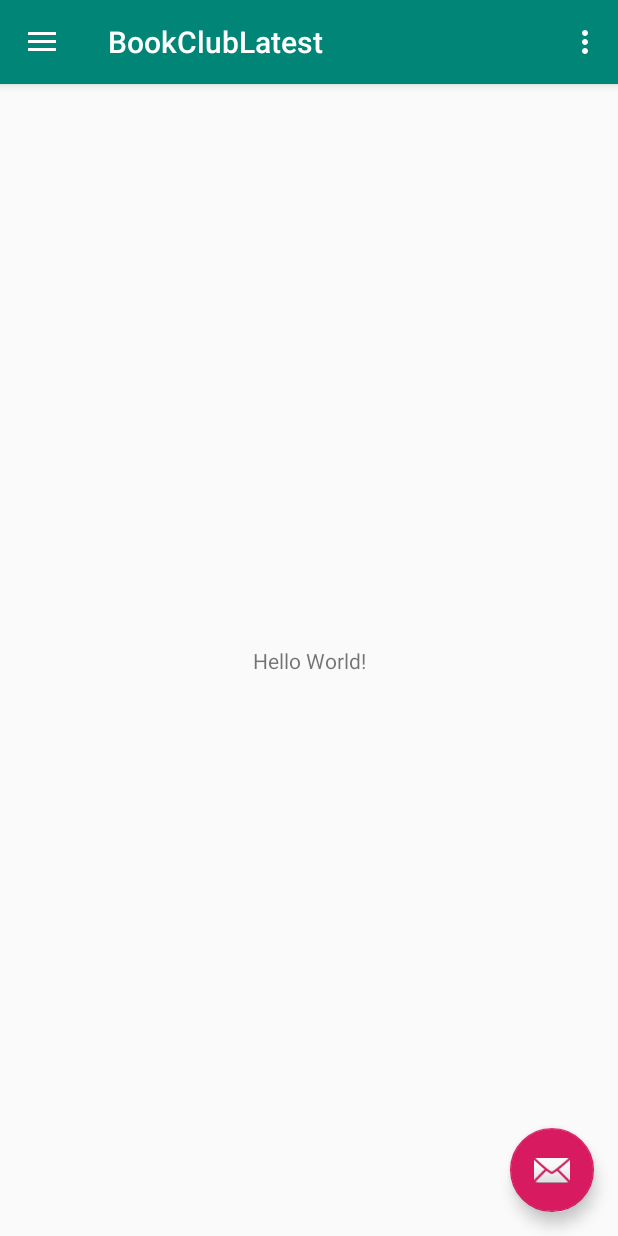
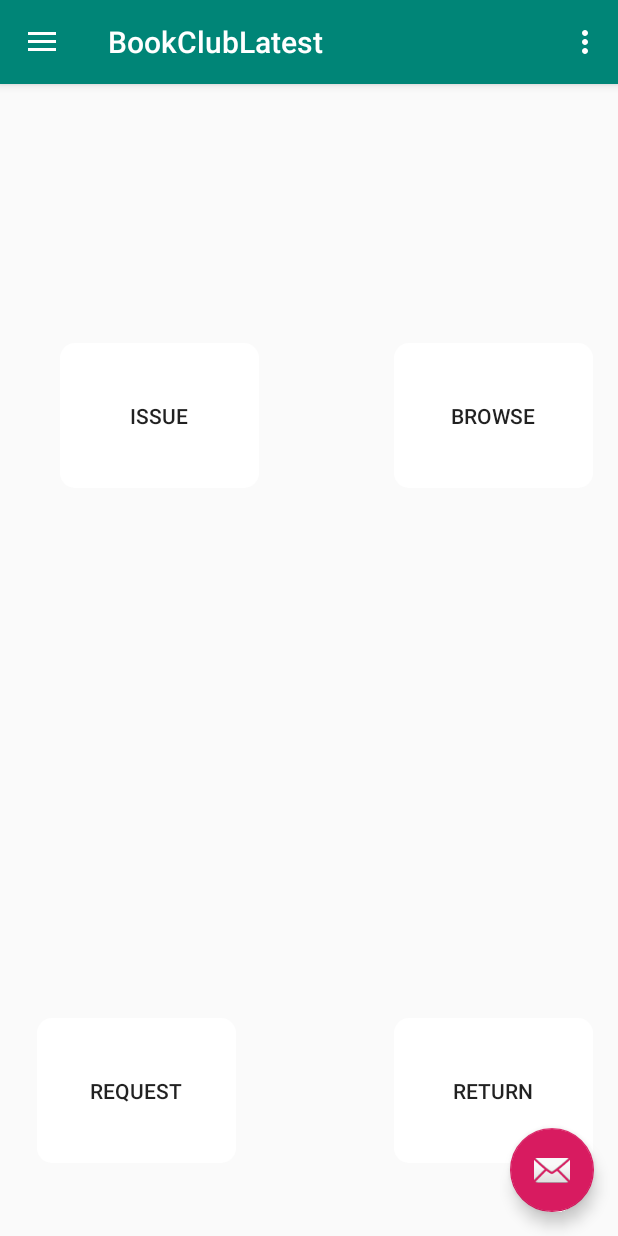
Before and after one commit to Sanketagarwal17/BookClubLatest, an Android app: the screen it shows after launch once a user with an empty profile is signed in (HomePageActivity), on a phone screen of 412 x 824 dp. Run offline under Robolectric (Android 15) with nearby library versions, the phone set to English and light mode, and no system bars; our stand-ins replace ButterKnife, Firebase (no records; nobody signed in at launch, a user with empty details on screens opened directly).

Commit message:
Authentication Done

```diff
--- a/app/src/main/AndroidManifest.xml
+++ b/app/src/main/AndroidManifest.xml
@@ -19,9 +19,10 @@
                 <category android:name="android.intent.category.LAUNCHER" />
             </intent-filter>
         </activity>
-
         <activity android:name=".HomePage.HomePageActivity" />
-        <activity android:name=".Authentication.SignUp.SignUpActivity"></activity>
+        <activity android:name=".Authentication.SignUp.SignUpActivity" />
+        <activity android:name=".Authentication.ForgetPassword.ForgetPasswordActivity" />
+        <activity android:name=".Authentication.ChangePassword.ChangePasswordActivity"></activity>
     </application>
 
 </manifest>
--- a/app/src/main/java/com/example/android/bookclublatest/Authentication/ForgetPassword/ForgetPassword.java
+++ /dev/null
@@ -1,4 +0,0 @@
-package com.example.android.bookclublatest.Authentication.ForgetPassword;
-
-public class ForgetPassword {
-}
--- a/app/src/main/java/com/example/android/bookclublatest/Authentication/Login/LoginActivity.java
+++ b/app/src/main/java/com/example/android/bookclublatest/Authentication/Login/LoginActivity.java
@@ -9,7 +9,7 @@ import android.widget.TextView;
 import android.widget.Toast;
 
 import com.example.android.bookclublatest.Admin.AdminActivity;
-import com.example.android.bookclublatest.Authentication.ForgetPassword.ForgetPassword;
+import com.example.android.bookclublatest.Authentication.ForgetPassword.ForgetPasswordActivity;
 import com.example.android.bookclublatest.Authentication.SignUp.SignUpActivity;
 import com.example.android.bookclublatest.Base.BaseActivity;
 import com.example.android.bookclublatest.BuildConfig;
@@ -118,7 +118,7 @@ public class LoginActivity extends BaseActivity implements LoginContract.View {
         forgetpassword.setOnClickListener(new View.OnClickListener() {
             @Override
             public void onClick(View v) {
-                startActivity(new Intent(LoginActivity.this, ForgetPassword.class));
+                startActivity(new Intent(LoginActivity.this, ForgetPasswordActivity.class));
             }
         });
 
--- a/app/src/main/java/com/example/android/bookclublatest/Authentication/SignUp/SignUpPresenter.java
+++ b/app/src/main/java/com/example/android/bookclublatest/Authentication/SignUp/SignUpPresenter.java
@@ -64,7 +64,7 @@ public class SignUpPresenter<V extends SignUpContract.View> extends BasePresente
 
         //String userId = firebaseAuth.getCurrentUser().getUid();
 
-        SignUpModel signUpModel = new SignUpModel(name, email, admissionnumber, phonenumber, "excited");
+        SignUpModel signUpModel = new SignUpModel(name, email, admissionnumber, phonenumber, "student");
         String userIdd;
 
         databaseReference.child("users").child("user1").setValue(signUpModel).addOnCompleteListener(new OnCompleteListener<Void>() {
--- a/app/src/main/res/layout/content_home_page.xml
+++ b/app/src/main/res/layout/content_home_page.xml
@@ -4,17 +4,71 @@
     xmlns:tools="http://schemas.android.com/tools"
     android:layout_width="match_parent"
     android:layout_height="match_parent"
-    app:layout_behavior="@string/appbar_scrolling_view_behavior"
-    tools:context=".HomePage.HomePageActivity"
-    tools:showIn="@layout/app_bar_home_page">
+    tools:context=".HomePage.HomePageActivity">
 
-    <TextView
-        android:layout_width="wrap_content"
-        android:layout_height="wrap_content"
-        android:text="Hello World!"
+
+    <AdapterViewFlipper
+        android:layout_width="388dp"
+        android:layout_height="166dp"
+        android:layout_marginTop="8dp"
+        android:layout_marginBottom="8dp"
         app:layout_constraintBottom_toBottomOf="parent"
-        app:layout_constraintLeft_toLeftOf="parent"
-        app:layout_constraintRight_toRightOf="parent"
+        app:layout_constraintEnd_toEndOf="parent"
+        app:layout_constraintStart_toStartOf="parent"
+        app:layout_constraintTop_toTopOf="parent"
+        app:layout_constraintVertical_bias="0.024">
+
+    </AdapterViewFlipper>
+
+    <Button
+        android:id="@+id/returnbook"
+        android:layout_width="134dp"
+        android:layout_height="98dp"
+        android:layout_marginStart="8dp"
+        android:layout_marginEnd="16dp"
+        android:layout_marginBottom="48dp"
+        android:background="@drawable/rounded_corner"
+        android:text="RETURN"
+        app:layout_constraintBottom_toBottomOf="parent"
+        app:layout_constraintEnd_toEndOf="parent"
+        app:layout_constraintHorizontal_bias="1.0"
+        app:layout_constraintStart_toEndOf="@+id/request" />
+
+    <Button
+        android:id="@+id/request"
+        android:layout_width="134dp"
+        android:layout_height="98dp"
+        android:layout_marginStart="24dp"
+        android:layout_marginBottom="48dp"
+        android:background="@drawable/rounded_corner"
+        android:text="REQUEST"
+        app:layout_constraintBottom_toBottomOf="parent"
+        app:layout_constraintStart_toStartOf="parent" />
+
+    <Button
+        android:id="@+id/browse"
+        android:layout_width="134dp"
+        android:layout_height="98dp"
+        android:layout_marginTop="228dp"
+        android:layout_marginEnd="16dp"
+        android:background="@drawable/rounded_corner"
+        android:text="BROWSE"
+        app:layout_constraintEnd_toEndOf="parent"
         app:layout_constraintTop_toTopOf="parent" />
 
+    <Button
+        android:id="@+id/issue"
+        android:layout_width="134dp"
+        android:layout_height="98dp"
+        android:layout_marginStart="16dp"
+        android:layout_marginTop="228dp"
+        android:layout_marginEnd="66dp"
+        android:layout_marginBottom="8dp"
+        android:background="@drawable/rounded_corner"
+        android:text="ISSUE"
+        app:layout_constraintBottom_toTopOf="@+id/request"
+        app:layout_constraintEnd_toStartOf="@+id/browse"
+        app:layout_constraintStart_toStartOf="parent"
+        app:layout_constraintTop_toTopOf="parent"
+        app:layout_constraintVertical_bias="0.0" />
 </android.support.constraint.ConstraintLayout>
```
